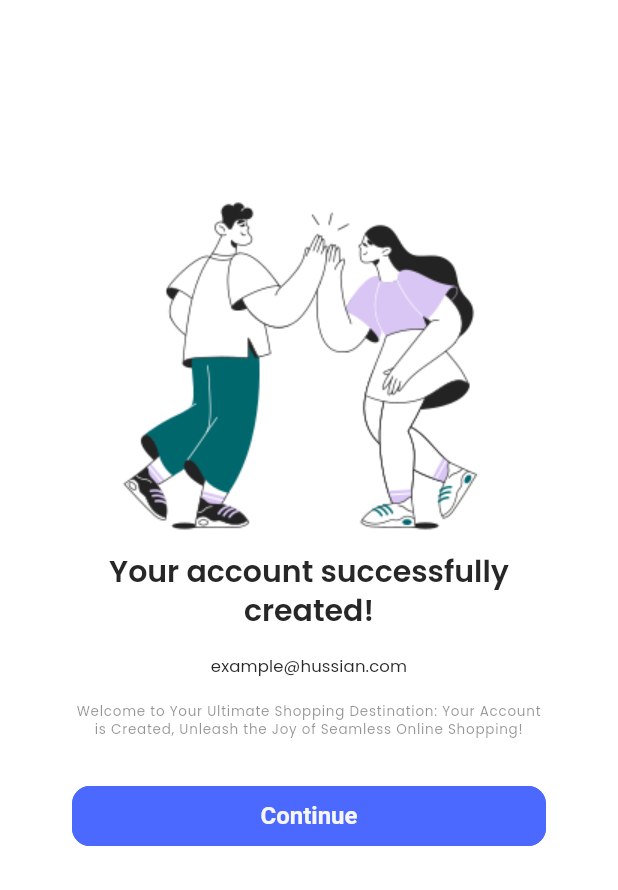
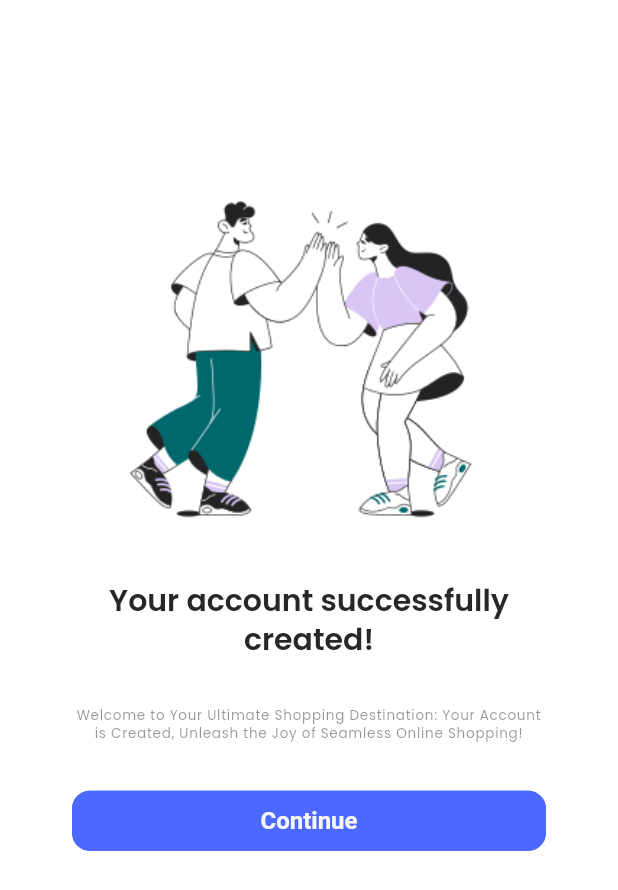
Before and after one commit to mhussainyousof/ShopEase, a Flutter app: the SuccessScreen screen opened directly, on a phone screen of 412 x 824 dp. Shown: the top 890 px of the screen. Run offline on Flutter 3.47's test engine with Material 3 defaults, Android fonts, the phone set to English and light mode, and no system bars; our stand-ins replace carousel_slider, flutter_rating_bar, get, get_storage, iconsax, logger and 2 more; accounts and stored records are empty; project files that could hold a hidden picture were left out.

```diff
--- a/lib/common/widgets/success_screen/success_screen.dart
+++ b/lib/common/widgets/success_screen/success_screen.dart
@@ -4,6 +4,7 @@ import 'package:shop_ease/common/styles/spacing_styles.dart';
 import 'package:shop_ease/features/authentication/screens/login/login.dart';
 import 'package:shop_ease/utils/constants/sizes.dart';
 import 'package:shop_ease/utils/constants/text_strings.dart';
+import 'package:shop_ease/utils/helpers/helper_functions.dart';
 
 class SuccessScreen extends StatelessWidget {
   const SuccessScreen({super.key, required this.image, required this.title, required this.subTitle, required this.onPressed});
@@ -19,17 +20,18 @@ class SuccessScreen extends StatelessWidget {
         child: Padding(padding: TSpacingStyle.paddingWithAppbarHeight * 2,
         child: Column(
           children: [
-            Image(image: AssetImage(image)),
+            Image(image: AssetImage(image), width:  THelperFunctions.screenWidth() * 0.6),
 
+            SizedBox(height: TSizes.spaceBtwSections),
             Text(title, style: Theme.of(context).textTheme.headlineMedium, textAlign: TextAlign.center,),
 
-            SizedBox(height: TSizes.spaceBtwItems,),
+            SizedBox(height: TSizes.spaceBtwItems),
 
-            Text('example@hussian.com', style: Theme.of(context).textTheme.labelLarge, textAlign: TextAlign.center,),
+            // Text('example@hussian.com', style: Theme.of(context).textTheme.labelLarge, textAlign: TextAlign.center,),
             SizedBox(height: TSizes.spaceBtwItems,),
             Text(subTitle, style: Theme.of(context).textTheme.labelMedium, textAlign: TextAlign.center,),
             SizedBox(height: TSizes.spaceBtwSections,),
-            SizedBox(width: double.infinity, child: ElevatedButton(onPressed: ()=> Get.to(()=> LoginScreen()), child: Text(TTexts.tContinue)),),
+            SizedBox(width: double.infinity, child: ElevatedButton(onPressed: onPressed, child: Text(TTexts.tContinue)),),
 
           ],
         ),
--- a/lib/features/shop/screens/cart/cart.dart
+++ b/lib/features/shop/screens/cart/cart.dart
@@ -2,12 +2,8 @@ import 'package:flutter/material.dart';
 import 'package:get/get_core/get_core.dart';
 import 'package:get/get_navigation/get_navigation.dart';
 import 'package:shop_ease/common/widgets/appbar/appbar.dart';
-import 'package:shop_ease/common/widgets/products/cart/add_remove_button.dart';
-import 'package:shop_ease/common/widgets/products/cart/cart_item.dart';
-import 'package:shop_ease/common/widgets/texts/product_price_text.dart';
 import 'package:shop_ease/features/shop/screens/cart/widgets/cart_items.dart';
 import 'package:shop_ease/features/shop/screens/checkout/checkout.dart';
-
 import 'package:shop_ease/utils/constants/sizes.dart';
 
 
@@ -27,7 +23,7 @@ class CartScreen extends StatelessWidget {
         child: ECartItems()
       ),
     bottomNavigationBar: Padding(
-      padding: const EdgeInsets.symmetric(horizontal: TSizes.defaultSpace),
+      padding: const EdgeInsets.symmetric(horizontal: TSizes.defaultSpace, vertical: 8),
       child: ElevatedButton(onPressed: (){
         Get.to(()=> CheckoutScreen());
       }, child: Text('Checkout \$256.0')),
```
Also changed, not shown: lib/features/shop/screens/checkout/checkout.dart (+12 -0 lines).
